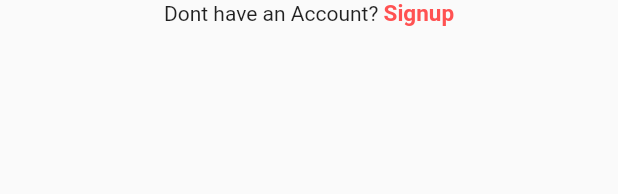
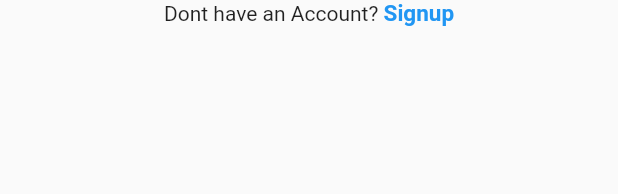
Before and after one commit to Javas01/our-community, a Flutter app: the RegistrationSubtext widget shown alone on an empty page, opened directly, on a phone screen of 412 x 824 dp. Shown: the top 194 px of the screen. Run offline on Flutter 3.47's test engine with Material 2 defaults, Android fonts, the phone set to English and light mode, and no system bars; our stand-ins replace cloud_firestore, firebase_auth, firebase_core; missing offline and left inert: dart:ffi; accounts and stored records are empty.

Commit message:
small ui tweaks

```diff
--- a/lib/components/dot_indicator_component.dart
+++ b/lib/components/dot_indicator_component.dart
@@ -15,8 +15,9 @@ class DotIndicator extends StatelessWidget {
       height: isActive ? 12 : 4,
       width: 4,
       decoration: BoxDecoration(
-          color:
-              isActive ? Colors.redAccent : Colors.redAccent.withOpacity(0.4),
+          color: isActive
+              ? Colors.lightBlueAccent
+              : Colors.lightBlueAccent.withOpacity(0.4),
           borderRadius: const BorderRadius.all(Radius.circular(12))),
     );
   }
--- a/lib/components/registration_subtext_component.dart
+++ b/lib/components/registration_subtext_component.dart
@@ -22,7 +22,7 @@ class RegistrationSubtext extends StatelessWidget {
           },
           child: Text(linkText,
               style: const TextStyle(
-                  color: Colors.redAccent,
+                  color: Colors.blue,
                   fontWeight: FontWeight.bold,
                   fontSize: 15)))
     ]);
--- a/lib/screens/login_screen.dart
+++ b/lib/screens/login_screen.dart
@@ -61,6 +61,7 @@ class _LoginScreenState extends State<LoginScreen> {
                     icon: const Icon(Icons.password_rounded),
                     hintText: 'Password',
                     isLast: true,
+                    obscureText: true,
                   ),
                   const SizedBox(height: 20),
                   FormSubmitButton(
```
